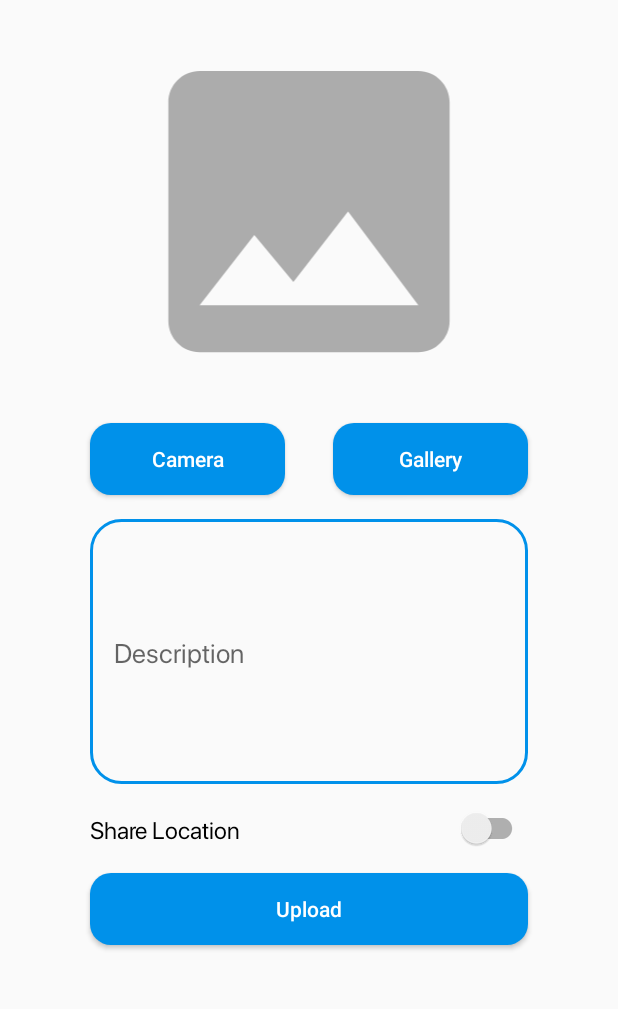
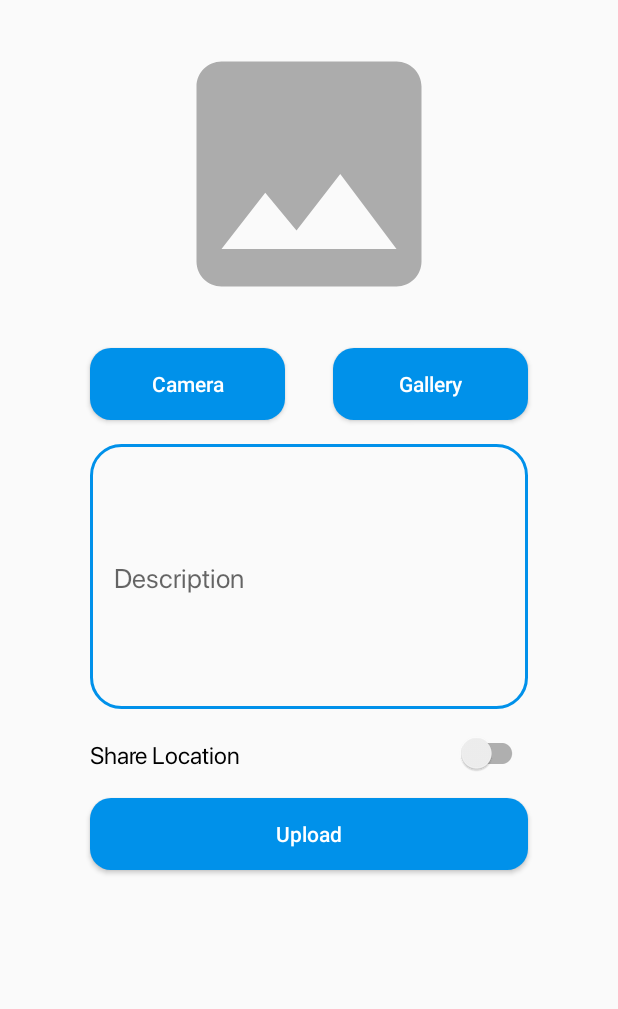
Before and after one commit to waffiqaziz/story-app, an Android app: the AddStoryActivity screen opened directly, with no data from a screen before it, on a phone screen of 412 x 824 dp, the part 84-1093 px from its top. Run offline under Robolectric (Android 15) with nearby library versions, the phone set to English and light mode, and no system bars; pictures from the network do not load; 1 statement that could not run was skipped.

Commit message:
update minor

```diff
--- a/app/src/main/java/com/dicoding/storyapp/ui/activity/MapsActivity.kt
+++ b/app/src/main/java/com/dicoding/storyapp/ui/activity/MapsActivity.kt
@@ -99,7 +99,7 @@ class MapsActivity : AppCompatActivity(), OnMapReadyCallback {
             it.data.forEachIndexed { _, element ->
               val lastLatLng = LatLng(element.lat, element.lon)
 
-              mMap.addMarker(MarkerOptions().position(lastLatLng).title(element.id))
+              mMap.addMarker(MarkerOptions().position(lastLatLng).title(element.name + "\n" + element.description))
               boundsBuilder.include(lastLatLng)
               val bounds: LatLngBounds = boundsBuilder.build()
               mMap.animateCamera(CameraUpdateFactory.newLatLngBounds(bounds, 64))
--- a/app/src/main/res/layout/activity_add_story.xml
+++ b/app/src/main/res/layout/activity_add_story.xml
@@ -20,7 +20,7 @@
   <ImageView
     android:id="@+id/iv_preview"
     android:layout_width="match_parent"
-    android:layout_height="250dp"
+    android:layout_height="200dp"
     android:layout_marginTop="16dp"
     android:contentDescription="@string/image_preview"
     app:layout_constraintEnd_toEndOf="parent"
--- a/app/src/main/res/layout/activity_detail_story.xml
+++ b/app/src/main/res/layout/activity_detail_story.xml
@@ -43,11 +43,12 @@
     android:layout_width="match_parent"
     android:layout_height="400dp"
     android:layout_marginStart="16dp"
-    android:layout_marginTop="16dp"
+    android:layout_marginTop="12dp"
     android:layout_marginEnd="16dp"
     android:contentDescription="@string/image_story"
     android:transitionName="image"
     app:layout_constraintEnd_toEndOf="parent"
+    app:layout_constraintHorizontal_bias="0.0"
     app:layout_constraintStart_toStartOf="parent"
     app:layout_constraintTop_toBottomOf="@+id/toolbar"
     tools:src="@drawable/ic_place_holder" />
```
